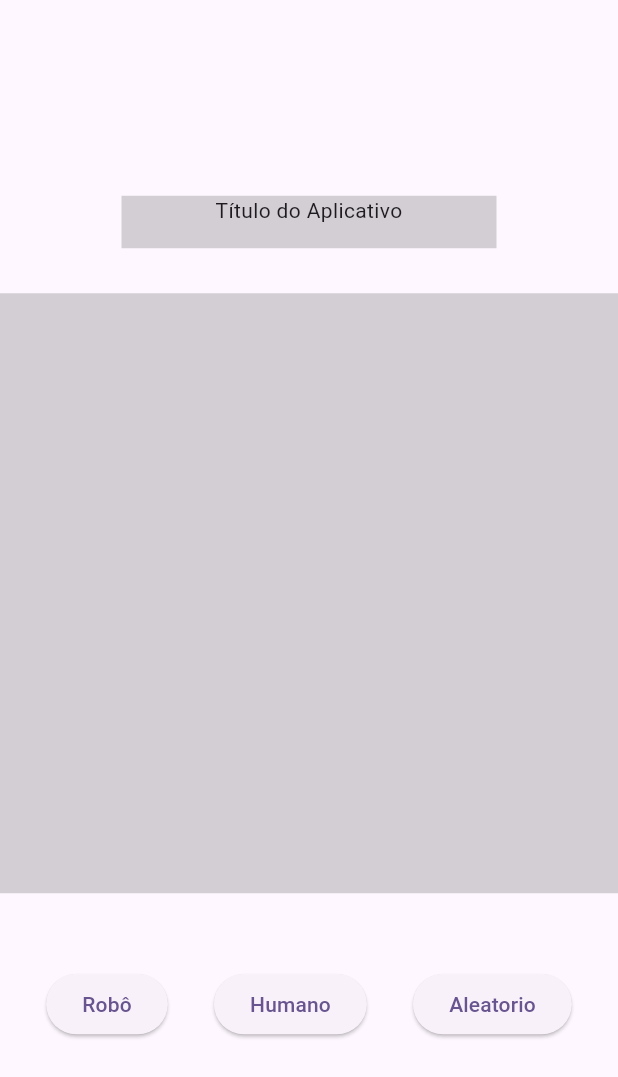
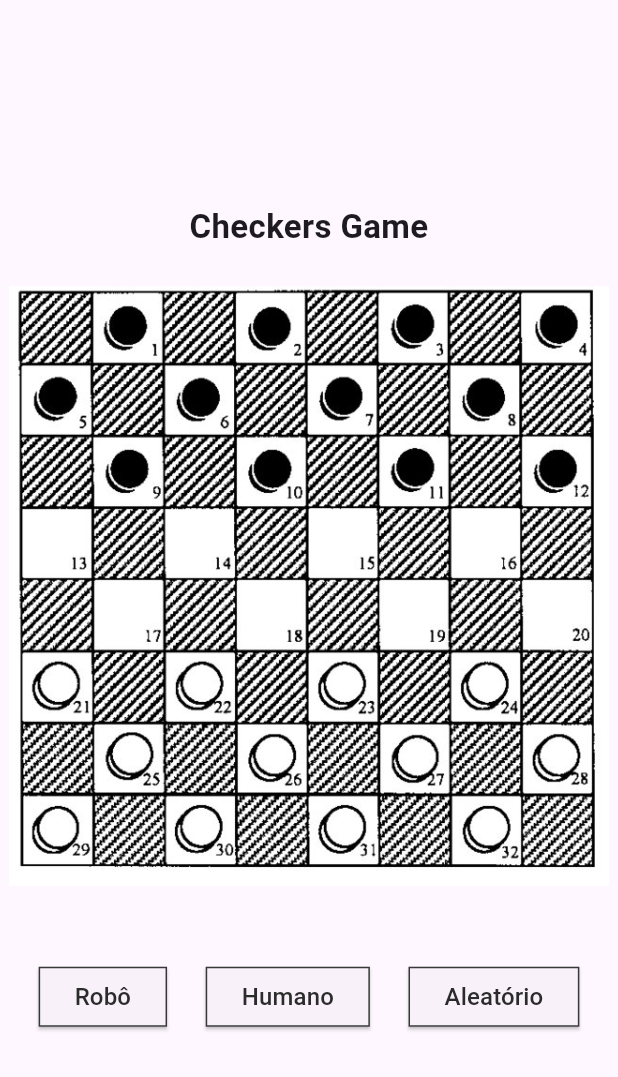
Before and after one commit to brunoopinheiro/robot_checkers_frontend, a Flutter app: the HomeScreen screen opened directly, on a phone screen of 412 x 824 dp. Shown: the top 1077 px of the screen. Run offline on Flutter 3.47's test engine with Material 3 defaults, Android fonts, the light colour scheme and no system bars; Roboto replaces fonts that are missing (Schyler).

Commit message:
[REFACTOR] routes and styles in pages home, game and modal componentes

```diff
--- a/flutter_checkers_project/lib/src/ui/components/modal_celebration.dart
+++ b/flutter_checkers_project/lib/src/ui/components/modal_celebration.dart
@@ -13,6 +13,7 @@ class ModalAlert extends StatelessWidget {
           child: Dialog(),
         ),
       ),
+      color: Color.fromARGB(0, 0, 0, 0),
     );
   }
 }
--- a/flutter_checkers_project/lib/src/ui/screen/home.dart
+++ b/flutter_checkers_project/lib/src/ui/screen/home.dart
@@ -35,24 +35,66 @@ class _HomeScreen extends State<HomeScreen> {
             Column(
               children: [
                 Container(
-                  color: const Color.fromARGB(55, 55, 55, 55),
                   height: 35,
                   width: 250,
-                  child: const Text('Título do Aplicativo', textAlign: TextAlign.center),
+                  child: const Text('Checkers Game', textAlign: TextAlign.center, style: TextStyle(fontSize: 22, fontWeight: FontWeight.w700),),
                 ),
                 Container(
-                  color: const Color.fromARGB(55, 55, 55, 55),
-                  height: 400,
-                  width: 600,
-                  margin: const EdgeInsets.fromLTRB(0, 30, 0, 50),
+                  margin: const EdgeInsets.fromLTRB(0, 20, 0, 50),
+                  child:Image.asset('assets/images/checkers.jpg', width: 400.0, height: 400.0, ),
                 ),
                 Row(
                   mainAxisAlignment: MainAxisAlignment.spaceEvenly,
                   crossAxisAlignment: CrossAxisAlignment.center,
                   children: [
-                    ElevatedButton(onPressed: (){}, child: const Text('Robô')),
-                    ElevatedButton(onPressed: (){}, child: const Text('Humano')),
-                    ElevatedButton(onPressed: (){}, child: const Text('Aleatorio'))
+                    ElevatedButton(onPressed: (){},
+                    style: ButtonStyle(
+                        shape: WidgetStateProperty.all<RoundedRectangleBorder>(
+                          const RoundedRectangleBorder(
+                            borderRadius: BorderRadius.zero,
+                            side: BorderSide(color: Color.fromARGB(255, 56, 56, 56))
+                          )
+                        )
+                    ), child: const Text(
+                      'Robô',
+                      style: TextStyle(
+                        fontSize: 16.0,
+                        color: Color.fromARGB(255, 43, 43, 43) // insert your font size here
+                      ),
+                    ),
+                    ),
+                    ElevatedButton(onPressed: (){},
+                    style: ButtonStyle(
+                        shape: WidgetStateProperty.all<RoundedRectangleBorder>(
+                          const RoundedRectangleBorder(
+                            borderRadius: BorderRadius.zero,
+                            side: BorderSide(color: Color.fromARGB(255, 56, 56, 56))
+                          )
+                        )
+                    ), child: const Text(
+                      'Humano',
+                      style: TextStyle(
+                        fontSize: 16.0,
+                        color: Color.fromARGB(255, 43, 43, 43) // insert your font size here
+                      ),
+                    ),
+                    ),
+                    ElevatedButton(onPressed: (){},
+                    style: ButtonStyle(
+                        shape: WidgetStateProperty.all<RoundedRectangleBorder>(
+                          const RoundedRectangleBorder(
+                            borderRadius: BorderRadius.zero,
+                            side: BorderSide(color: Color.fromARGB(255, 56, 56, 56))
+                          )
+                        )
+                    ), child: const Text(
+                      'Aleatório',
+                      style: TextStyle(
+                        fontSize: 16.0,
+                        color: Color.fromARGB(255, 43, 43, 43) // insert your font size here
+                      ),
+                    ),
+                    ),
                   ],
                 )
               ],
--- a/flutter_checkers_project/pubspec.yaml
+++ b/flutter_checkers_project/pubspec.yaml
@@ -62,8 +62,11 @@ flutter:
   # To add assets to your application, add an assets section, like this:
   assets:
      - assets/gifs/gif_celebration.gif
-     - assets/images/robot.jpg
      - assets/images/avatar.png
+     - assets/images/avatar.jpg
+     - assets/gifs/checkers.gif
+     - assets/images/checkers.jpg
+     - assets/images/robot_wall.png
 
   # An image asset can refer to one or more resolution-specific "variants", see
   # https://flutter.dev/assets-and-images/#resolution-aware
```
Also changed, not shown: flutter_checkers_project/lib/src/ui/components/modal_alert.dart (+9 -1 lines), flutter_checkers_project/lib/src/ui/screen/game.dart (+25 -12 lines), flutter_checkers_project/assets/gifs/checkers.gif (added), flutter_checkers_project/assets/gifs/gif_celebration.gif, flutter_checkers_project/assets/images/avatar.jpg (added), flutter_checkers_project/assets/images/avatar.png, flutter_checkers_project/assets/images/checkers.jpg (added), flutter_checkers_project/assets/images/robot.jpg (deleted), flutter_checkers_project/assets/images/robot_wall.png (added).
